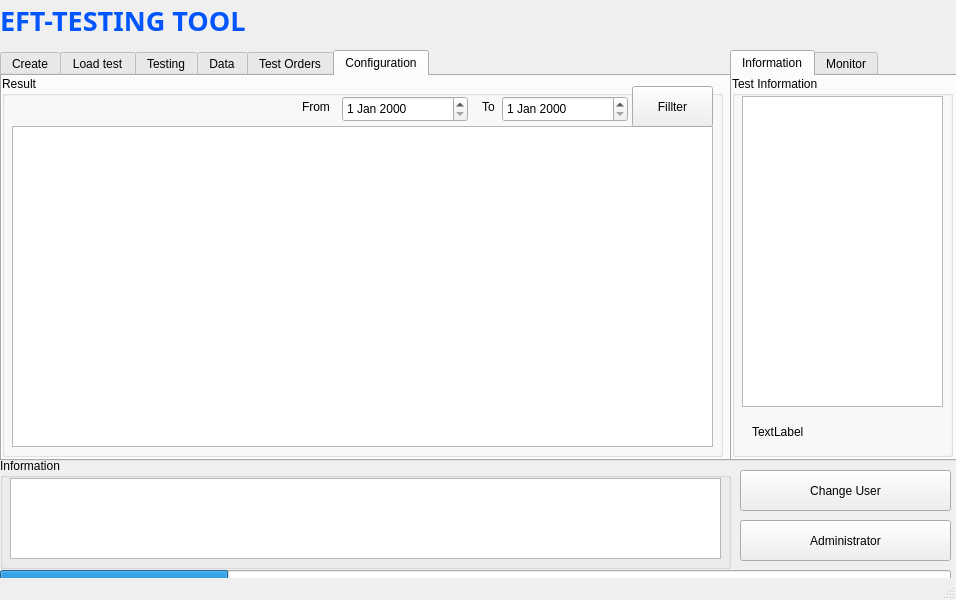
Old version of the form UI/general.ui in the repository tuyenubuntu/eft_testing_tool.
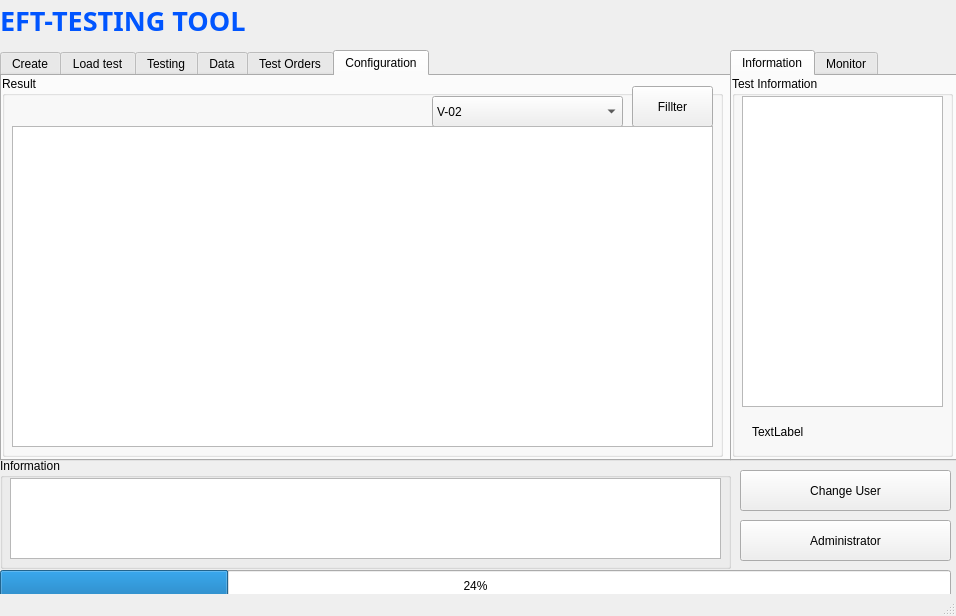
New version of the form. The open tabs and pages were chosen to show the change. Icons and pictures are not drawn.

```diff
--- a/UI/general.ui
+++ b/UI/general.ui
@@ -7,7 +7,7 @@
     <x>0</x>
     <y>0</y>
     <width>956</width>
-    <height>600</height>
+    <height>616</height>
    </rect>
   </property>
   <property name="minimumSize">
@@ -1555,63 +1555,7 @@
       <property name="title">
        <string>Result</string>
       </property>
-      <widget class="QTableView" name="table_orders_2">
-       <property name="geometry">
-        <rect>
-         <x>10</x>
-         <y>50</y>
-         <width>701</width>
-         <height>321</height>
-        </rect>
-       </property>
-      </widget>
-      <widget class="QDateEdit" name="date_from_2">
-       <property name="geometry">
-        <rect>
-         <x>340</x>
-         <y>20</y>
-         <width>126</width>
-         <height>26</height>
-        </rect>
-       </property>
-      </widget>
-      <widget class="QDateEdit" name="date_to_2">
-       <property name="geometry">
-        <rect>
-         <x>500</x>
-         <y>20</y>
-         <width>126</width>
-         <height>26</height>
-        </rect>
-       </property>
-      </widget>
-      <widget class="QLabel" name="label_18">
-       <property name="geometry">
-        <rect>
-         <x>300</x>
-         <y>20</y>
-         <width>41</width>
-         <height>21</height>
-        </rect>
-       </property>
-       <property name="text">
-        <string>From</string>
-       </property>
-      </widget>
-      <widget class="QLabel" name="label_19">
-       <property name="geometry">
-        <rect>
-         <x>480</x>
-         <y>20</y>
-         <width>21</width>
-         <height>21</height>
-        </rect>
-       </property>
-       <property name="text">
-        <string>To</string>
-       </property>
-      </widget>
-      <widget class="QPushButton" name="fillter_btn_2">
+      <widget class="QPushButton" name="load_config_btn">
        <property name="geometry">
         <rect>
          <x>630</x>
@@ -1624,6 +1568,44 @@
         <string>Fillter</string>
        </property>
       </widget>
+      <widget class="QComboBox" name="input_eft_machine_2">
+       <property name="geometry">
+        <rect>
+         <x>430</x>
+         <y>20</y>
+         <width>191</width>
+         <height>31</height>
+        </rect>
+       </property>
+       <property name="styleSheet">
+        <string notr="true">V-02</string>
+       </property>
+       <item>
+        <property name="text">
+         <string>V-02</string>
+        </property>
+       </item>
+       <item>
+        <property name="text">
+         <string>V-03</string>
+        </property>
+       </item>
+       <item>
+        <property name="text">
+         <string>V-07</string>
+        </property>
+       </item>
+      </widget>
+      <widget class="QTableView" name="table_config">
+       <property name="geometry">
+        <rect>
+         <x>10</x>
+         <y>50</y>
+         <width>701</width>
+         <height>321</height>
+        </rect>
+       </property>
+      </widget>
      </widget>
     </widget>
    </widget>
```
Left out of the diff: 2 changed lines with no effect on the pictures.
